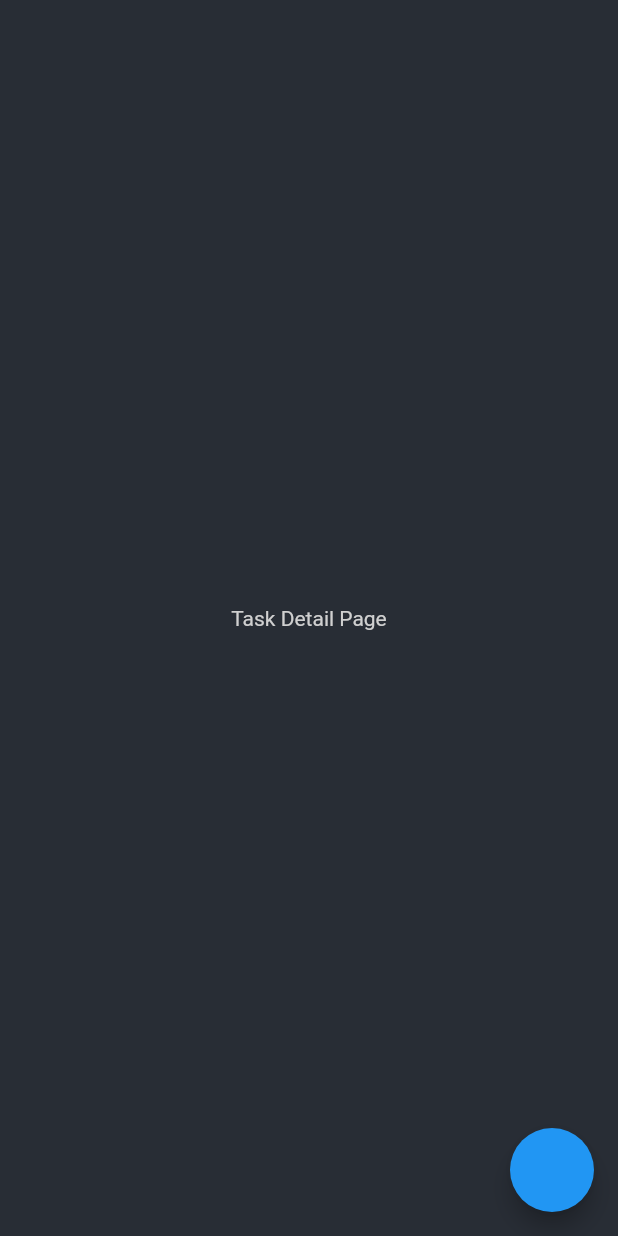
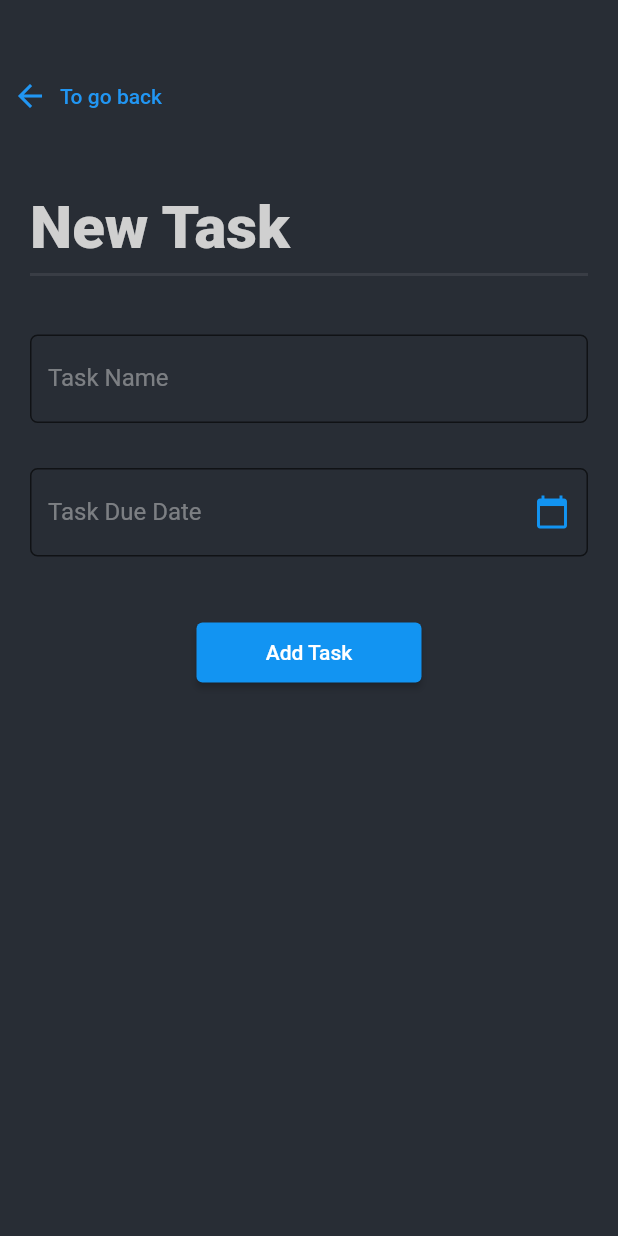
Before and after one commit to rishiad/Another-Tasks-App, a Flutter app: the TaskDetailScreen screen opened by its route, on a phone screen of 412 x 824 dp. Run offline on Flutter 3.47's test engine with Material 2 defaults, Android fonts, the phone set to English and light mode, and no system bars; our stand-ins replace flutter_svg, hive_flutter, stacked, stacked_services; missing offline and left inert: Tasks; accounts and stored records are empty.

Commit message:
Built New Task Page

```diff
--- a/lib/core/viewmodels/base_model.dart
+++ b/lib/core/viewmodels/base_model.dart
@@ -1,4 +1,4 @@
-import 'package:Tasks/core/services/database_service.dart';
+import 'package:tasks/core/services/database_service.dart';
 import 'package:flutter/material.dart';
 class BaseModel extends ChangeNotifier {
   final TaskCRUDMethods dataStore = TaskCRUDMethods();
--- a/lib/core/viewmodels/views/create_task_viewmodel.dart
+++ b/lib/core/viewmodels/views/create_task_viewmodel.dart
@@ -5,8 +5,9 @@ import '../../../app/app.router.dart';
 import '../base_model.dart';
 
 class CreateTaskViewModel extends BaseModel {
-    final _navigationService = locator<NavigationService>();
-
+  final _navigationService = locator<NavigationService>();
+  late String _taskTitle;
+  String get taskTitle => _taskTitle;
   String title = 'Task Detail Page';
     void move() {
     _navigationService.navigateTo(Routes.initScreen);
--- a/lib/core/viewmodels/views/task_detail_viewmodel.dart
+++ b/lib/core/viewmodels/views/task_detail_viewmodel.dart
@@ -1,16 +1,26 @@
-import 'package:flutter/cupertino.dart';
 import 'package:stacked/stacked.dart';
 import 'package:stacked_services/stacked_services.dart';
+import 'package:tasks/ui/views/task_detail_view.form.dart';
 import '../../../app/app.locator.dart';
 import '../../../app/app.router.dart';
+import '../../services/database_service.dart';
 import '../base_model.dart';
 
-class TaskDetailViewModel extends BaseModel {
-    final _navigationService = locator<NavigationService>();
+class TaskDetailViewModel extends FormViewModel {
+  final _navigationService = locator<NavigationService>();
 
   String title = 'Task Detail Page';
-    void move() {
+  void move() {
     _navigationService.navigateTo(Routes.initScreen);
   }
 
+  @override
+  void setFormStatus() {
+    // TODO: implement setFormStatus
+  }
+
+  addTask() {
+    print(titleValue);
+    TaskCRUDMethods().createTask(task: Task.create(title: titleValue ?? ""));
+  }
 }
--- a/lib/ui/views/task_detail_view.dart
+++ b/lib/ui/views/task_detail_view.dart
@@ -1,18 +1,128 @@
 import 'package:flutter/material.dart';
+import 'package:intl/intl.dart';
 import 'package:stacked/stacked.dart';
+import 'package:stacked/stacked_annotations.dart';
+import 'package:tasks/ui/constants/color_constants.dart';
 import '../../core/viewmodels/views/task_detail_viewmodel.dart';
+import 'task_detail_view.form.dart';
+@FormView(fields: [
+  FormTextField(name: 'title')
+])
+class TaskDetailScreen extends StatelessWidget with $TaskDetailScreen {
+   TaskDetailScreen({Key? key}) : super(key: key);
 
-class TaskDetailScreen extends StatelessWidget {
-  const TaskDetailScreen({Key? key}) : super(key: key);
   @override
   Widget build(BuildContext context) {
+    TextEditingController dateCtl = TextEditingController();
     return ViewModelBuilder<TaskDetailViewModel>.reactive(
-      viewModelBuilder: () => TaskDetailViewModel(),
-      builder: (context, model, child) => Scaffold(
-        floatingActionButton: FloatingActionButton(onPressed: model.move),
-          body: Center(
-            child: Text(model.title),
-          )),
-    );
+      onModelReady: (model) => listenToFormUpdated(model),
+        viewModelBuilder: () => TaskDetailViewModel(),
+        builder: (context, model, child) => Scaffold(
+              body: Column(
+                children: [
+                  const Padding(padding: EdgeInsets.all(20)),
+                  Row(
+                    children: [
+                      TextButton.icon(
+                          onPressed: (() => {Navigator.pop(context)}),
+                          icon: const Icon(Icons.arrow_back),
+                          label: const Text("To go back")),
+                    ],
+                  ),
+                  const Padding(padding: EdgeInsets.all(20)),
+                  Row(
+                    children: const [
+                      Padding(padding: EdgeInsets.only(left: 20)),
+                      Text("New Task",
+                          style: TextStyle(
+                              fontSize: 40, fontWeight: FontWeight.w900)),
+                    ],
+                  ),
+                  Divider(
+                    color: Colors.white.withOpacity(.08),
+                    thickness: 2,
+                    endIndent: 20,
+                    indent: 20,
+                  ),
+                  Row(
+                    children: [
+                      const Padding(padding: EdgeInsets.only(top: 300)),
+                      const Padding(padding: EdgeInsets.only(left: 20)),
+                      Flexible(
+                        child: Form(
+                          child: Column(
+                            children: [
+                              // Add Task Name
+                              TextFormField(
+                                controller: titleController,
+                                decoration: InputDecoration(
+                                  labelText: "Task Name",
+                                  labelStyle: TextStyle(
+                                      color: ColorConstants.altoTypographyColor
+                                          .withOpacity(.5)),
+                                  fillColor:
+                                      ColorConstants.sharkBackgroundColor,
+                                  filled: true,
+                                  border: OutlineInputBorder(
+                                    borderRadius: BorderRadius.circular(5.0),
+                                    borderSide: const BorderSide(),
+                                  ),
+                                ),
+                                onChanged: (value) {
+                                  // model.taskName = value;
+                                },
+                              ),
+                              const Padding(padding: EdgeInsets.all(15)),
+                              // Choose Due Date
+                              TextFormField(
+                                controller: dateCtl,
+                                decoration: InputDecoration(
+                                  labelText: "Task Due Date",
+                                  suffixIcon:  Icon(Icons.calendar_today, color: ColorConstants.dodgerblueAppColor,),
+
+                                  labelStyle: TextStyle(
+                                      color: ColorConstants.altoTypographyColor
+                                          .withOpacity(.5)),
+                                  fillColor:
+                                      ColorConstants.sharkBackgroundColor,
+                                  filled: true,
+                                  border: OutlineInputBorder(
+                                    borderRadius: BorderRadius.circular(5.0),
+                                    borderSide: const BorderSide(),
+                                  ),
+                                ),
+                                onTap: () async {
+                                  DateTime? date = DateTime(1900);
+                                  FocusScope.of(context)
+                                      .requestFocus(FocusNode());
+
+                                  date = await showDatePicker(
+                                      context: context,
+                                      initialDate: DateTime.now(),
+                                      firstDate: DateTime(1900),
+                                      lastDate: DateTime(2100));
+                                  if (date != null) {
+                                    dateCtl.text = DateFormat('yMMMMEEEEd').format(date);
+                                  } else {
+                                    dateCtl.text = "";
+                                  }
+                                },
+                              ),
+                              const Padding(padding: EdgeInsets.all(20)),
+
+                              ElevatedButton(onPressed: ()async => {
+                                await model.addTask(),
+                                Navigator.pop(context)
+                              }, child: const Text("Add Task"), style: ButtonStyle(backgroundColor: MaterialStateProperty.all<Color>(ColorConstants.dodgerblueAppColor), minimumSize: MaterialStateProperty.all(const Size(150, 40))),),
+                            ],
+                          ),
+                        ),
+                      ),
+                      const Padding(padding: EdgeInsets.only(right: 20)),
+                    ],
+                  ),
+                ],
+              ),
+            ));
   }
 }
```
Also changed, not shown: lib/ui/views/task_detail_view.form.dart (added, +56 -0 lines).
